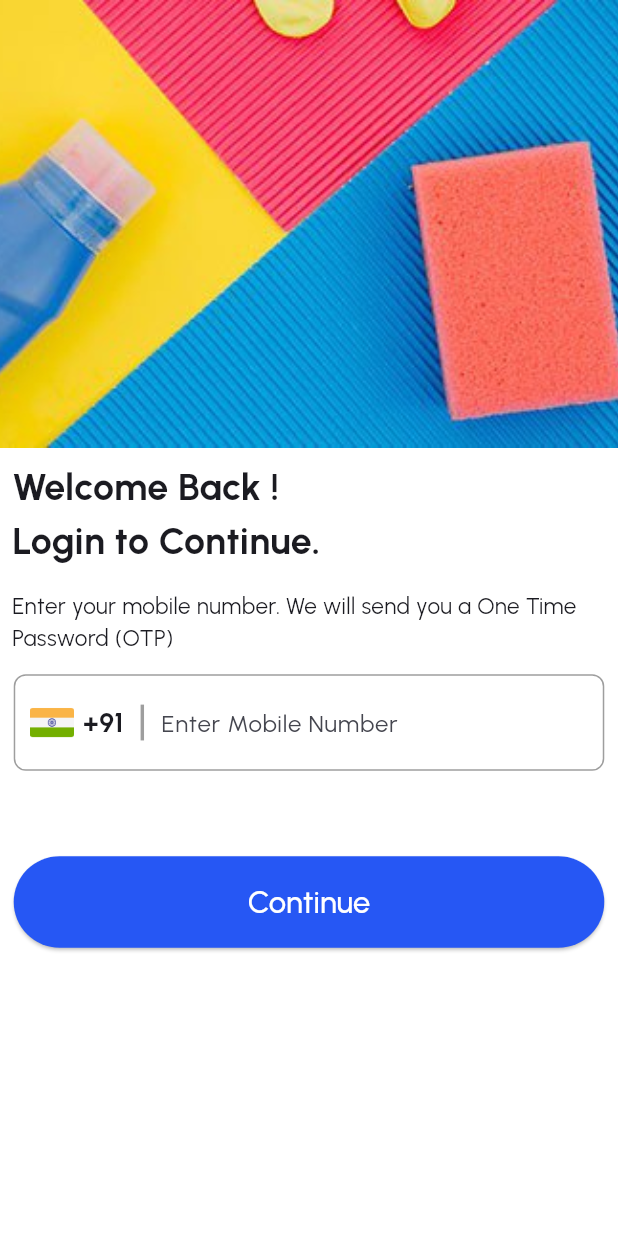
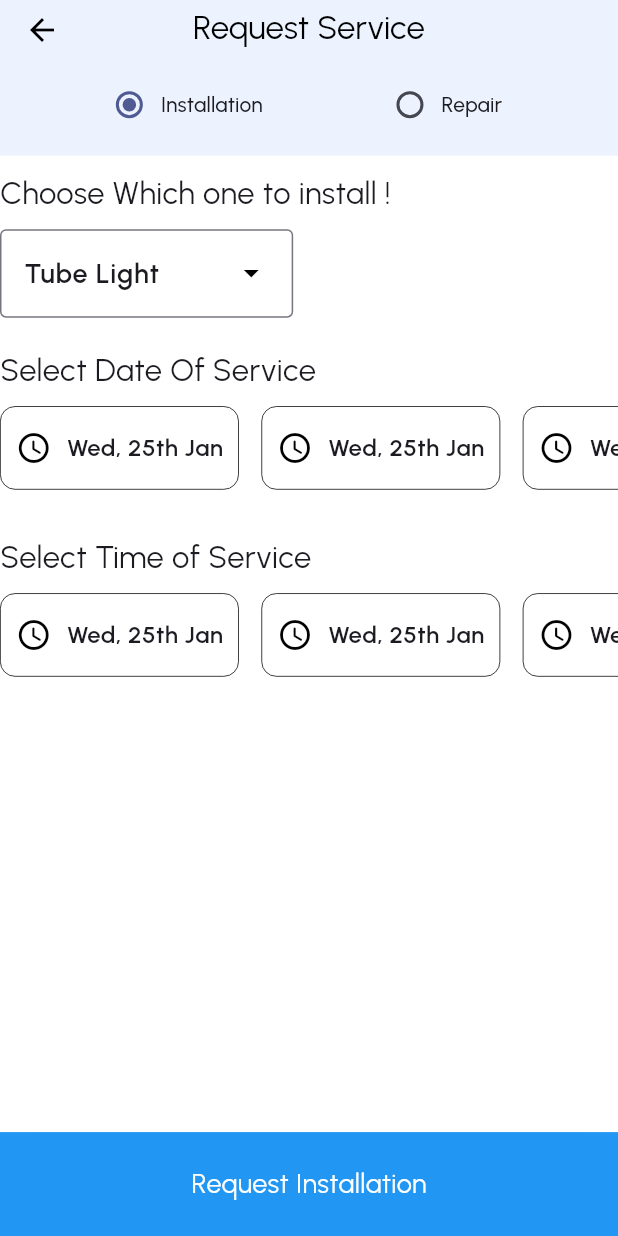
Before and after one commit to Sundhar22/UserApp, a Flutter app: the screen it shows after launch, on a phone screen of 412 x 824 dp. Run offline on Flutter 3.47's test engine with Material 3 defaults, Android fonts, the phone set to English and light mode, and no system bars; our stand-ins replace bloc, carousel_slider, cloud_firestore, dots_indicator, firebase_auth, firebase_core and 4 more; accounts and stored records are empty.

Commit message:
service ui update

```diff
--- a/lib/constant/bloc_provider/bloc_providers.dart
+++ b/lib/constant/bloc_provider/bloc_providers.dart
@@ -1,5 +1,6 @@
 import 'package:flutter_bloc/flutter_bloc.dart';
 import 'package:user_app/features/auth/bloc/register_bloc.dart';
+import 'package:user_app/features/order/bloc/order_bloc.dart';
 
 import '../../features/onboarding/bloc/onboarding_bloc.dart';
 
@@ -7,5 +8,6 @@ class BlocProviders {
   static get() => [
         BlocProvider(create: (context) => OnboardingBloc()),
         BlocProvider(create: (context) => RegisterBloc()),
+        BlocProvider(create: (context) => OrderBloc()),
       ];
 }
--- a/lib/constant/theme/app_theme.dart
+++ b/lib/constant/theme/app_theme.dart
@@ -1,7 +1,7 @@
 import 'package:flutter/material.dart';
 import 'package:user_app/constant/colors/app_color.dart';
 
-ThemeData buildApp() {
+ThemeData buildApp(BuildContext context) {
   return ThemeData(
     scaffoldBackgroundColor: Colors.white,
     appBarTheme: const AppBarTheme(
@@ -9,6 +9,20 @@ ThemeData buildApp() {
       elevation: 0,
       foregroundColor: Colors.black,
       scrolledUnderElevation: 0,
+    ),
+    dropdownMenuTheme: const DropdownMenuThemeData(
+      textStyle: TextStyle(
+        fontWeight: FontWeight.w600,
+        fontSize: 18,
+      ),
+      menuStyle: MenuStyle(
+        surfaceTintColor: MaterialStatePropertyAll(Colors.blue),
+        shape: MaterialStatePropertyAll(BeveledRectangleBorder()),
+      ),
+    ),
+    radioTheme: const RadioThemeData(
+      splashRadius: 0,
+      visualDensity: VisualDensity.compact,
     ),
     colorScheme: ColorScheme.fromSeed(seedColor: AppColor.primaryColor),
     fontFamily: 'Urbanist',
--- a/lib/features/auth/ui/otp_screen.dart
+++ b/lib/features/auth/ui/otp_screen.dart
@@ -32,9 +32,7 @@ class OtpScreen extends StatelessWidget {
                     numberOfFields: 6,
                     focusedBorderColor: AppColor.primaryColor,
                     autoFocus: true,
-
                     showFieldAsBox: true,
-
                     onSubmit: (String verificationCode) {
                       BlocProvider.of<RegisterBloc>(context).add(
                         VerifyOtp(
--- a/lib/features/auth/widgets/counter/counter.dart
+++ b/lib/features/auth/widgets/counter/counter.dart
@@ -1,7 +1,5 @@
-import 'dart:async';
 import 'package:flutter/material.dart';
 import 'package:flutter_screenutil/flutter_screenutil.dart';
-import 'package:user_app/constant/colors/app_color.dart';
 
 class SecondsCounter extends StatelessWidget {
   const SecondsCounter({super.key});
@@ -19,7 +17,7 @@ class SecondsCounter extends StatelessWidget {
       ),
       child: Container(
         alignment: Alignment.bottomRight,
-        child: Column(
+        child: const Column(
           mainAxisAlignment: MainAxisAlignment.center,
           children: <Widget>[
             // Text(
--- a/lib/features/home/ui/widgets/more_service.dart
+++ b/lib/features/home/ui/widgets/more_service.dart
@@ -88,6 +88,7 @@ class MoreService extends StatelessWidget {
         elevation: 0,
         foregroundColor: Colors.black,
         scrolledUnderElevation: 0,
+        centerTitle: true,
         title: Text(
           "On-Demand Services",
           style: TextStyle(
@@ -99,6 +100,7 @@ class MoreService extends StatelessWidget {
       body: SafeArea(
         child: SingleChildScrollView(
           child: Column(
+            mainAxisAlignment: MainAxisAlignment.start,
             crossAxisAlignment: CrossAxisAlignment.start,
             children: [
               SizedBox(height: 20.h),
--- /dev/null
+++ b/lib/features/order/bloc/order_bloc.dart
@@ -0,0 +1,13 @@
+import 'package:flutter_bloc/flutter_bloc.dart';
+import 'package:user_app/features/order/bloc/order_events.dart';
+import 'package:user_app/features/order/bloc/order_state.dart';
+
+class OrderBloc extends Bloc<OrderEvents, OrderState> {
+  OrderBloc() : super(OrderState()) {
+    on<OrderEvents>(
+      (event, emit) {
+        emit(OrderState(requestType: state.requestType));
+      },
+    );
+  }
+}
--- /dev/null
+++ b/lib/features/order/bloc/order_events.dart
@@ -0,0 +1 @@
+class OrderEvents {}
--- /dev/null
+++ b/lib/features/order/bloc/order_state.dart
@@ -0,0 +1,4 @@
+class OrderState {
+  String requestType;
+  OrderState({this.requestType = "Installation"});
+}
--- /dev/null
+++ b/lib/features/order/ui/order.dart
@@ -0,0 +1,193 @@
+import 'package:flutter/material.dart';
+import 'package:flutter_bloc/flutter_bloc.dart';
+import 'package:flutter_screenutil/flutter_screenutil.dart';
+import 'package:user_app/features/order/bloc/order_bloc.dart';
+import 'package:user_app/features/order/bloc/order_state.dart';
+import 'package:user_app/features/order/ui/type_of_service.dart';
+
+class OrderPage extends StatelessWidget {
+  const OrderPage({super.key});
+
+  @override
+  Widget build(BuildContext context) {
+    return BlocBuilder<OrderBloc, OrderState>(
+      builder: (context, state) {
+        bool isInstallation = state.requestType == "Installation";
+        return Scaffold(
+          bottomSheet: Container(
+            height: 58.h,
+            color: isInstallation ? Colors.blue : Colors.red,
+            child: Center(
+                child: Text(
+              isInstallation ? "Request Installation" : "Request Repair",
+              style: const TextStyle(
+                color: Colors.white,
+                fontSize: 18,
+              ),
+            )),
+          ),
+          appBar: AppBar(
+            backgroundColor: state.requestType == "Installation"
+                ? Colors.blueAccent.withOpacity(.1)
+                : Colors.redAccent.withOpacity(.1),
+            leading: IconButton(
+                onPressed: () {}, icon: const Icon(Icons.arrow_back)),
+            title: const Text("Request Service"),
+            centerTitle: true,
+            bottom: PreferredSize(
+              preferredSize: Size(double.maxFinite, 40.h),
+              child: const TypeOfService(),
+            ),
+          ),
+          body: Column(
+            mainAxisAlignment: MainAxisAlignment.start,
+            crossAxisAlignment: CrossAxisAlignment.start,
+            children: [
+              const InstallationChoice(),
+              Text(
+                "Select Date Of Service",
+                style: TextStyle(
+                  fontSize: 18.sp,
+                  fontWeight: FontWeight.w400,
+                ),
+              ),
+              SizedBox(
+                height: 55.h,
+                child: ListView(
+                  scrollDirection: Axis.horizontal,
+                  children: const [
+                    DateWidget(),
+                    DateWidget(),
+                    DateWidget(),
+                    DateWidget(),
+                  ],
+                ),
+              ),
+              const SizedBox(height: 30),
+              Text(
+                "Select Time of Service",
+                style: TextStyle(
+                  fontSize: 18.sp,
+                  fontWeight: FontWeight.w400,
+                ),
+              ),
+              SizedBox(
+                height: 55.h,
+                child: ListView(
+                  scrollDirection: Axis.horizontal,
+                  children: const [
+                    DateWidget(),
+                    DateWidget(),
+                    DateWidget(),
+                    DateWidget(),
+                  ],
+                ),
+              )
+            ],
+          ),
+        );
+      },
+    );
+  }
+}
+
+class DateWidget extends StatelessWidget {
+  const DateWidget({
+    super.key,
+  });
+
+  @override
+  Widget build(BuildContext context) {
+    return Container(
+      margin: const EdgeInsets.only(top: 10, right: 15),
+      padding: const EdgeInsets.all(10),
+      decoration: BoxDecoration(
+          border: Border.all(
+            width: .5,
+            color: Colors.black,
+          ),
+          borderRadius: const BorderRadius.all(Radius.circular(10))),
+      child: const Row(
+        mainAxisSize: MainAxisSize.min,
+        children: [
+          Icon(Icons.access_time_rounded),
+          SizedBox(width: 10),
+          Text(
+            "Wed, 25th Jan",
+            style: TextStyle(
+              fontSize: 16,
+              fontWeight: FontWeight.w600,
+            ),
+          ),
+        ],
+      ),
+    );
+  }
+}
+
+class InstallationChoice extends StatelessWidget {
+  const InstallationChoice({
+    super.key,
+  });
+
+  @override
+  Widget build(BuildContext context) {
+    return Padding(
+      padding: const EdgeInsets.symmetric(vertical: 10),
+      child: Column(
+        crossAxisAlignment: CrossAxisAlignment.start,
+        children: [
+          Text(
+            "Choose Which one to install !",
+            style: TextStyle(
+              fontSize: 18.sp,
+              fontWeight: FontWeight.w400,
+            ),
+          ),
+          const Padding(
+            padding: EdgeInsets.symmetric(vertical: 10),
+            child: DropdownMenu(
+              initialSelection: "Tube Light",
+              inputDecorationTheme: InputDecorationTheme(
+                errorBorder: OutlineInputBorder(
+                    borderSide: BorderSide(color: Colors.red)),
+                alignLabelWithHint: true,
+                border: OutlineInputBorder(),
+              ),
+              dropdownMenuEntries: [
+                DropdownMenuEntry(
+                  value: "Tube Light",
+                  label: "Tube Light",
+                ),
+                DropdownMenuEntry(
+                  value: "Spot Light",
+                  label: "Spot Light",
+                ),
+                DropdownMenuEntry(
+                  value: "Junction Light",
+                  label: "Junction Light",
+                ),
+                DropdownMenuEntry(
+                  value: "Celling Light",
+                  label: "Celling Light",
+                ),
+                DropdownMenuEntry(
+                  value: "Surface Light",
+                  label: "Surface Light",
+                ),
+                DropdownMenuEntry(
+                  value: "Unmossal Light",
+                  label: "Unmossal Light",
+                ),
+                DropdownMenuEntry(
+                  value: "Strip Light",
+                  label: "Strip Light",
+                ),
+              ],
+            ),
+          ),
+        ],
+      ),
+    );
+  }
+}
--- /dev/null
+++ b/lib/features/order/ui/type_of_service.dart
@@ -0,0 +1,48 @@
+import 'package:flutter/material.dart';
+import 'package:user_app/features/order/bloc/order_bloc.dart';
+import 'package:user_app/features/order/bloc/order_events.dart';
+import 'package:user_app/features/order/bloc/order_state.dart';
+import 'package:flutter_bloc/flutter_bloc.dart';
+
+class TypeOfService extends StatelessWidget {
+  const TypeOfService({
+    super.key,
+  });
+
+  @override
+  Widget build(BuildContext context) {
+    return BlocBuilder<OrderBloc, OrderState>(
+      builder: (context, state) {
+        return Container(
+          padding: const EdgeInsets.symmetric(vertical: 10),
+          // color: state.requestType == "Installation"
+          //     ? Colors.blueAccent.withOpacity(.1)
+          //     : Colors.redAccent.withOpacity(.1),
+          child: Row(
+            mainAxisAlignment: MainAxisAlignment.spaceEvenly,
+            children: [
+              RadioMenuButton(
+                value: "Installation",
+                groupValue: state.requestType,
+                onChanged: (value) {
+                  state.requestType = value!;
+                  BlocProvider.of<OrderBloc>(context).add(OrderEvents());
+                },
+                child: const Text("Installation"),
+              ),
+              RadioMenuButton(
+                value: "Repair",
+                groupValue: state.requestType,
+                onChanged: (value) {
+                  state.requestType = value!;
+                  BlocProvider.of<OrderBloc>(context).add(OrderEvents());
+                },
+                child: const Text("Repair"),
+              ),
+            ],
+          ),
+        );
+      },
+    );
+  }
+}
--- a/lib/main.dart
+++ b/lib/main.dart
@@ -10,6 +10,7 @@ import 'package:user_app/features/auth/ui/user_registration.dart';
 import 'package:user_app/features/booking/ui/booking.dart';
 import 'package:user_app/features/home/ui/home.dart';
 import 'package:user_app/features/onboarding/ui/pages/onboarding_page.dart';
+import 'package:user_app/features/order/ui/order.dart';
 import 'package:user_app/features/userLocation/user_choice/user_choice.dart';
 import 'package:user_app/features/userLocation/user_selected/user_location.dart';
 import 'package:user_app/features/widgets/nav_bar/nav_bar.dart';
@@ -32,8 +33,8 @@ class MyApp extends StatelessWidget {
         child: MaterialApp(
           title: 'User App',
           debugShowCheckedModeBanner: false,
-          theme: buildApp(),
-          initialRoute: 'register',
+          theme: buildApp(context),
+          initialRoute: 'order',
           routes: {
             'nav': (context) => const NavBar(),
             'register': (context) => const UserRegistrationScreen(),
@@ -44,6 +45,7 @@ class MyApp extends StatelessWidget {
             'home': (context) => const HomePage(),
             'booking': (context) => const BookingPage(),
             'user-details-reg': (context) => const UserDetailsReg(),
+            'order': (context) => const OrderPage(),
           },
         ),
       ),
```
